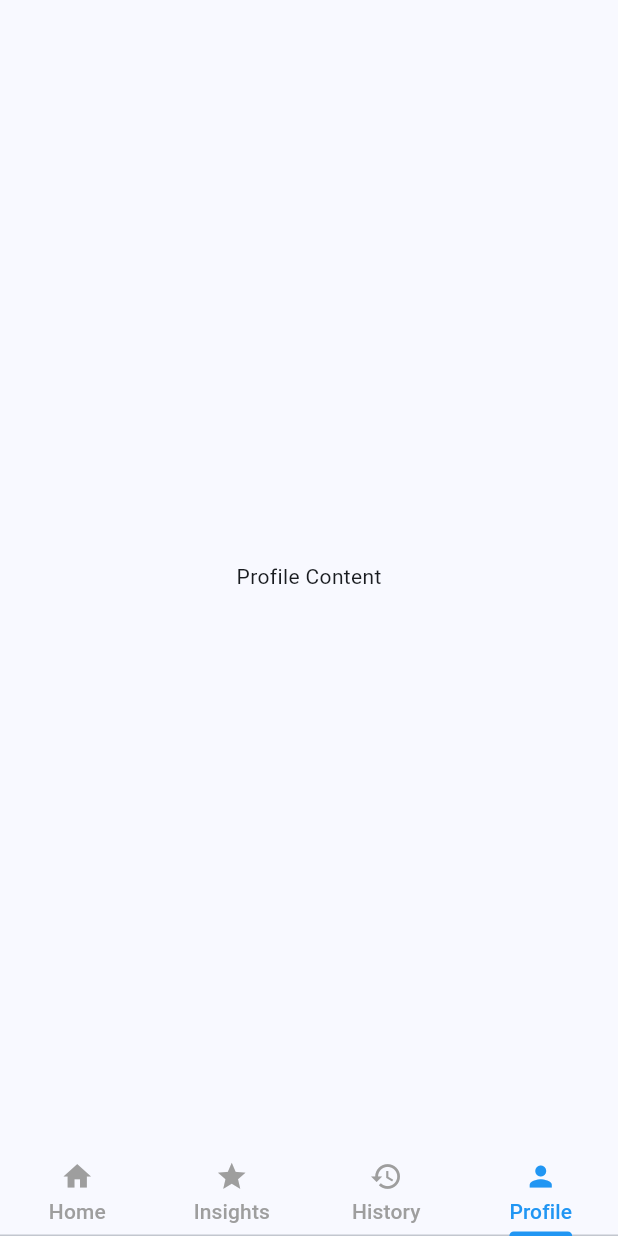
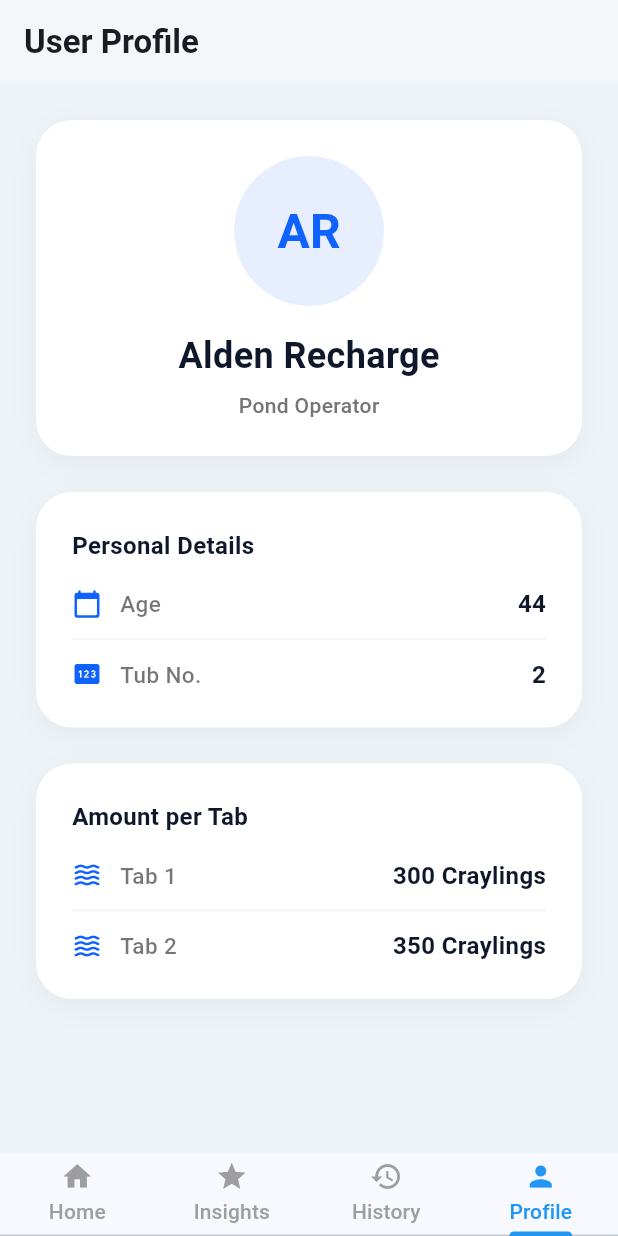
Before and after one commit to inogami-dev/Aquation, a Flutter app: the screen it shows after launch, item 4 of the bottom bar chosen, on a phone screen of 412 x 824 dp. Run offline on Flutter 3.47's test engine with Material 3 defaults, Android fonts, the phone set to English and light mode, and no system bars; our stand-ins replace firebase_core, fl_chart, flutter_dotenv, flutter_markdown; missing offline and left inert: mistralai_dart; accounts and stored records are empty.

Commit message:
feat: proile page.

```diff
--- a/lib/ai/tab.dart
+++ b/lib/ai/tab.dart
@@ -1,6 +1,7 @@
 import 'package:aquation/ai/presentation/ai_screen.dart';
 import 'package:aquation/pages/dashboard_page.dart';
 import 'package:aquation/pages/history_page.dart';
+import 'package:aquation/pages/profile_page.dart';
 import 'package:flutter/material.dart';
 
 class MyTabs extends StatefulWidget {
@@ -21,7 +22,7 @@ class _MyTabsState extends State<MyTabs> {
             Center(child: DashboardPage()),
             Center(child: AiTestScreen()),
             Center(child: HistoryPage()),
-            Center(child: Text('Profile Content')),
+            Center(child: ProfilePage()),
           ],
         ),
         // 1. Move the TabBar to the bottomNavigationBar
--- a/lib/pages/dashboard_page.dart
+++ b/lib/pages/dashboard_page.dart
@@ -27,7 +27,7 @@ class DashboardPage extends StatelessWidget {
             ),
             SizedBox(height: 3),
             Text(
-              "Aquation",
+              "Inogami",
               style: TextStyle(
                 color: Color(0xff0F172A),
                 fontWeight: FontWeight.bold,
@@ -41,11 +41,7 @@ class DashboardPage extends StatelessWidget {
             onTap: () {
               SensorData.randomize();
             },
-            child: Container(
-              width: 60,
-              height: 60,
-              color: Colors.transparent,
-            ),
+            child: Container(width: 60, height: 60, color: Colors.transparent),
           ),
         ],
       ),
@@ -53,13 +49,14 @@ class DashboardPage extends StatelessWidget {
         valueListenable: SensorData.parametersNotifier,
         builder: (context, parameters, child) {
           // Calculate overall health state dynamically
-          final isHealthy = !parameters.any((p) =>
+          final isHealthy = !parameters.any(
+            (p) =>
                 p.status == "Toxic" ||
                 p.status == "Critical" ||
                 p.status == "Warning" ||
                 p.status == "High" ||
                 p.status == "Acidic" ||
-            p.status == "Alkaline"
+                p.status == "Alkaline",
           );
 
           return Padding(
@@ -71,7 +68,8 @@ class DashboardPage extends StatelessWidget {
                 Expanded(
                   child: GridView.builder(
                     itemCount: parameters.length,
-                    gridDelegate: const SliverGridDelegateWithFixedCrossAxisCount(
+                    gridDelegate:
+                        const SliverGridDelegateWithFixedCrossAxisCount(
                           crossAxisCount: 2,
                           mainAxisSpacing: 18,
                           crossAxisSpacing: 18,
@@ -94,6 +92,7 @@ class DashboardPage extends StatelessWidget {
                               builder: (_) => ParameterDetailPage(
                                 title: parameter.title,
                                 color: parameter.color,
+                                value: parameter.value,
                               ),
                             ),
                           );
@@ -125,7 +124,9 @@ class DashboardPage extends StatelessWidget {
         ),
         boxShadow: [
           BoxShadow(
-            color: (isHealthy ? Colors.blue : Colors.red).withValues(alpha: .25),
+            color: (isHealthy ? Colors.blue : Colors.red).withValues(
+              alpha: .25,
+            ),
             blurRadius: 18,
             offset: const Offset(0, 8),
           ),
@@ -164,7 +165,8 @@ class DashboardPage extends StatelessWidget {
           Container(
             padding: const EdgeInsets.symmetric(horizontal: 14, vertical: 8),
             decoration: BoxDecoration(
-              color: (isHealthy ? Colors.greenAccent : Colors.orangeAccent).withValues(alpha: .2),
+              color: (isHealthy ? Colors.greenAccent : Colors.orangeAccent)
+                  .withValues(alpha: .2),
               borderRadius: BorderRadius.circular(50),
             ),
             child: Row(
@@ -177,7 +179,9 @@ class DashboardPage extends StatelessWidget {
                 ),
                 const SizedBox(width: 6),
                 Text(
-                  isHealthy ? "All parameters are within range" : "Some parameters need checking",
+                  isHealthy
+                      ? "All parameters are within range"
+                      : "Some parameters need checking",
                   style: const TextStyle(color: Colors.white),
                 ),
               ],
--- a/lib/pages/parameter_detail_page.dart
+++ b/lib/pages/parameter_detail_page.dart
@@ -4,11 +4,13 @@ import 'package:flutter/material.dart';
 class ParameterDetailPage extends StatelessWidget {
   final String title;
   final Color color;
+  final double value;
 
   const ParameterDetailPage({
     super.key,
     required this.title,
     required this.color,
+    required this.value,
   });
 
   @override
@@ -66,8 +68,8 @@ class ParameterDetailPage extends StatelessWidget {
 
                   const SizedBox(height: 10),
 
-                  const Text(
-                    "27.6",
+                  Text(
+                    value.toString(),
                     style: TextStyle(
                       color: Colors.white,
                       fontSize: 48,
--- /dev/null
+++ b/lib/pages/profile_page.dart
@@ -0,0 +1,186 @@
+import 'package:flutter/material.dart';
+
+class ProfilePage extends StatelessWidget {
+  const ProfilePage({super.key});
+
+  @override
+  Widget build(BuildContext context) {
+    return Scaffold(
+      backgroundColor: const Color(0xffEEF3F8),
+      appBar: AppBar(
+        title: const Text(
+          "User Profile",
+          style: TextStyle(fontWeight: FontWeight.bold),
+        ),
+        backgroundColor: const Color(0xffF4F7FA),
+        elevation: 0,
+        scrolledUnderElevation: 0,
+        centerTitle: false,
+      ),
+      body: SingleChildScrollView(
+        padding: const EdgeInsets.all(24.0),
+        child: Column(
+          crossAxisAlignment: CrossAxisAlignment.center,
+          children: [
+            // Avatar Header Card
+            Container(
+              width: double.infinity,
+              padding: const EdgeInsets.all(24),
+              decoration: BoxDecoration(
+                color: Colors.white,
+                borderRadius: BorderRadius.circular(24),
+                boxShadow: [
+                  BoxShadow(
+                    color: Colors.black.withValues(alpha: 0.04),
+                    blurRadius: 15,
+                    offset: const Offset(0, 5),
+                  ),
+                ],
+              ),
+              child: Column(
+                children: [
+                  CircleAvatar(
+                    radius: 50,
+                    backgroundColor: const Color(
+                      0xff0F62FE,
+                    ).withValues(alpha: 0.1),
+                    child: const Text(
+                      "AR",
+                      style: TextStyle(
+                        fontSize: 32,
+                        fontWeight: FontWeight.bold,
+                        color: Color(0xff0F62FE),
+                      ),
+                    ),
+                  ),
+                  const SizedBox(height: 16),
+                  const Text(
+                    "Alden Recharge",
+                    style: TextStyle(
+                      fontSize: 24,
+                      fontWeight: FontWeight.bold,
+                      color: Color(0xff0F172A),
+                    ),
+                  ),
+                  const SizedBox(height: 6),
+                  Text(
+                    "Pond Operator",
+                    style: TextStyle(
+                      fontSize: 14,
+                      color: Colors.grey[600],
+                      fontWeight: FontWeight.w500,
+                    ),
+                  ),
+                ],
+              ),
+            ),
+            const SizedBox(height: 24),
+
+            // Profile Details Card
+            Container(
+              width: double.infinity,
+              padding: const EdgeInsets.all(24),
+              decoration: BoxDecoration(
+                color: Colors.white,
+                borderRadius: BorderRadius.circular(24),
+                boxShadow: [
+                  BoxShadow(
+                    color: Colors.black.withValues(alpha: 0.04),
+                    blurRadius: 15,
+                    offset: const Offset(0, 5),
+                  ),
+                ],
+              ),
+              child: Column(
+                crossAxisAlignment: CrossAxisAlignment.start,
+                children: [
+                  const Text(
+                    "Personal Details",
+                    style: TextStyle(
+                      fontSize: 16,
+                      fontWeight: FontWeight.bold,
+                      color: Color(0xff0F172A),
+                    ),
+                  ),
+                  const SizedBox(height: 16),
+                  _buildDetailRow(Icons.calendar_today_rounded, "Age", "44"),
+                  const Divider(height: 24, color: Color(0xffF1F5F9)),
+                  _buildDetailRow(Icons.pin_rounded, "Tub No.", "2"),
+                ],
+              ),
+            ),
+            const SizedBox(height: 24),
+
+            // Stock details Card
+            Container(
+              width: double.infinity,
+              padding: const EdgeInsets.all(24),
+              decoration: BoxDecoration(
+                color: Colors.white,
+                borderRadius: BorderRadius.circular(24),
+                boxShadow: [
+                  BoxShadow(
+                    color: Colors.black.withValues(alpha: 0.04),
+                    blurRadius: 15,
+                    offset: const Offset(0, 5),
+                  ),
+                ],
+              ),
+              child: Column(
+                crossAxisAlignment: CrossAxisAlignment.start,
+                children: [
+                  const Text(
+                    "Amount per Tab",
+                    style: TextStyle(
+                      fontSize: 16,
+                      fontWeight: FontWeight.bold,
+                      color: Color(0xff0F172A),
+                    ),
+                  ),
+                  const SizedBox(height: 16),
+                  _buildDetailRow(
+                    Icons.waves_rounded,
+                    "Tab 1",
+                    "300 Craylings",
+                  ),
+                  const Divider(height: 24, color: Color(0xffF1F5F9)),
+                  _buildDetailRow(
+                    Icons.waves_rounded,
+                    "Tab 2",
+                    "350 Craylings",
+                  ),
+                ],
+              ),
+            ),
+          ],
+        ),
+      ),
+    );
+  }
+
+  Widget _buildDetailRow(IconData icon, String label, String value) {
+    return Row(
+      children: [
+        Icon(icon, color: const Color(0xff0F62FE), size: 20),
+        const SizedBox(width: 12),
+        Text(
+          label,
+          style: const TextStyle(
+            fontSize: 15,
+            fontWeight: FontWeight.w500,
+            color: Colors.black54,
+          ),
+        ),
+        const Spacer(),
+        Text(
+          value,
+          style: const TextStyle(
+            fontSize: 16,
+            fontWeight: FontWeight.bold,
+            color: Color(0xff0F172A),
+          ),
+        ),
+      ],
+    );
+  }
+}
```
Lines whose indentation alone changed are shown as unchanged.
